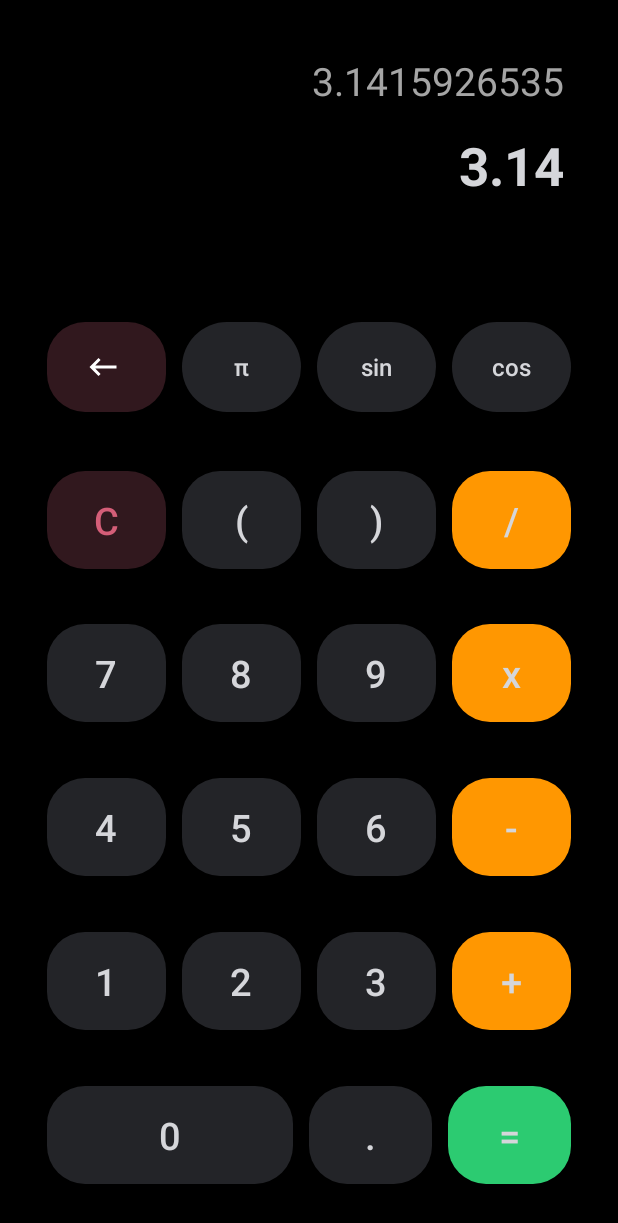
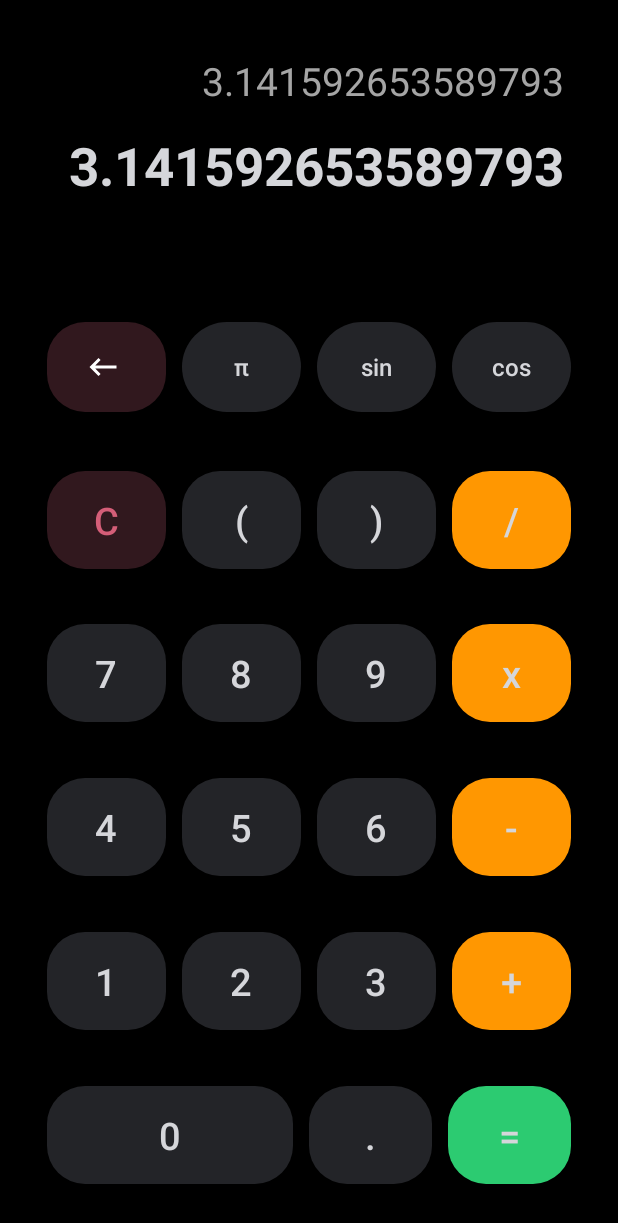
Before and after one commit to SarfarazAliToori/Calculator, an Android app: the screen it shows after launch (MainActivity), after a tap on an icon or button, on a phone screen of 412 x 824 dp. Shown: the top 1223 px of the screen. Run offline under Robolectric (Android 15) with nearby library versions, the phone set to English and light mode, and no system bars.

Commit message:
pi Updated

```diff
--- a/app/src/main/java/com/example/calculatordesign/MainActivity.java
+++ b/app/src/main/java/com/example/calculatordesign/MainActivity.java
@@ -105,7 +105,7 @@ public class MainActivity extends AppCompatActivity implements View.OnClickListe
                  number = currentText.substring(0, currentText.length()-1);
                  btnPoint.setEnabled(true);
                  break;
-            case R.id.btn_pi: number = "3.14"; history.setText("3.1415926535"); break;
+            case R.id.btn_pi: number = Math.PI + ""; history.setText(Math.PI + ""); break;
             case R.id.btn_sin: number = Math.sin(Math.toRadians(Double.parseDouble(number))) + "";
                  history.setText("sin(" + edInputNum.getText() + ")");
                  break;
```
